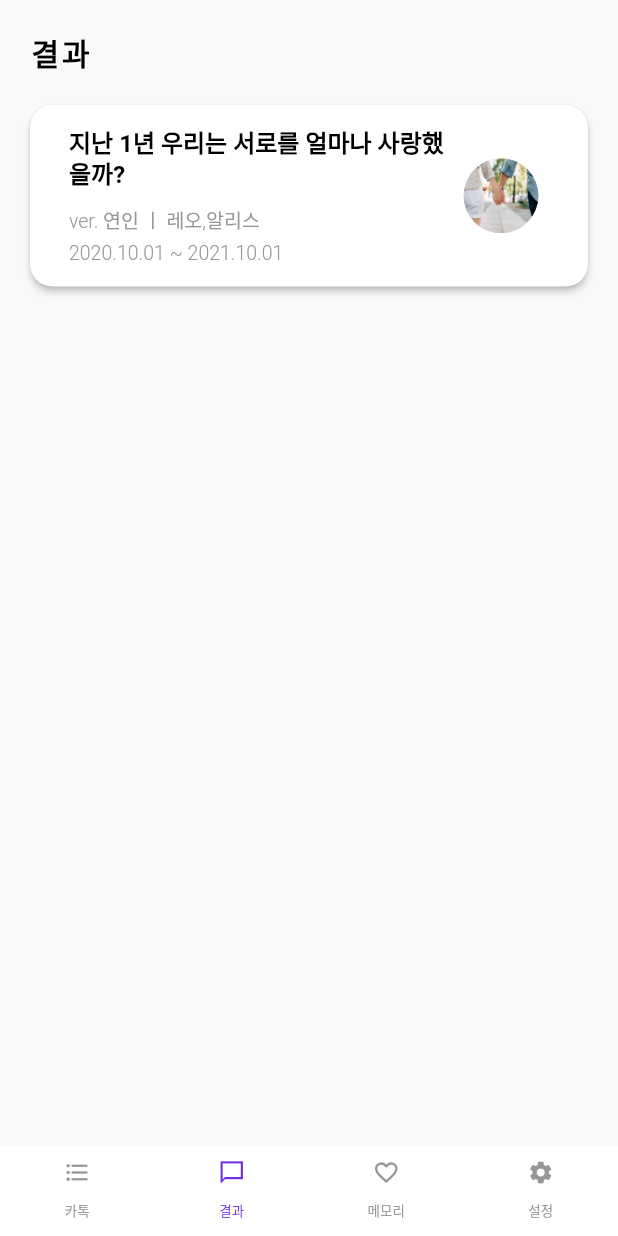
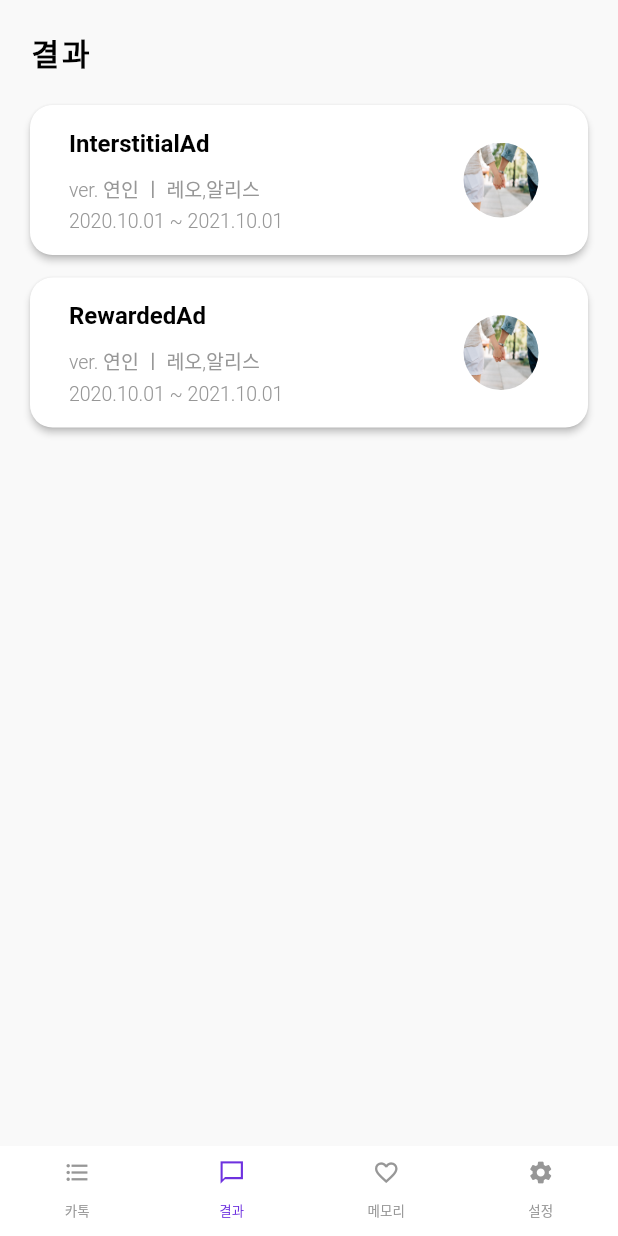
Before and after one commit to meannnj/katalkhae, a Flutter app: the screen it shows after launch, item 2 of the bottom bar chosen, on a phone screen of 412 x 824 dp. Run offline on Flutter 3.47's test engine with Material 2 defaults, Android fonts, the phone set to English and light mode, and no system bars; our stand-ins replace file_picker, google_mobile_ads, logger; missing offline and left inert: file_picker_cross.

Commit message:
결과페이지 광고 추가

```diff
--- a/lib/screens/analyze_katalk_choice.dart
+++ b/lib/screens/analyze_katalk_choice.dart
@@ -83,7 +83,7 @@ class KatalkChoice extends StatelessWidget {
                         child: Column(
                           children: [
                             KatalkListButton(),
-                            SizedBox(
+                            const SizedBox(
                               height: 15.0,
                             ),
                           ],
@@ -94,7 +94,7 @@ class KatalkChoice extends StatelessWidget {
                 ),
               ),
             ),
-              //광
+              //광고
               Container(
                 height: 50,
                 child: banner == null
--- a/lib/screens/result_screen.dart
+++ b/lib/screens/result_screen.dart
@@ -2,13 +2,61 @@ import 'package:flutter/cupertino.dart';
 import 'package:flutter/material.dart';
 import 'package:katalkhae/config/palette.dart';
 import 'package:katalkhae/items/my_result.dart';
+import 'package:katalkhae/screens/ad_screen.dart';
 import 'analyze_katalk_choice.dart';
+import 'package:flutter/foundation.dart';
+import 'package:google_mobile_ads/google_mobile_ads.dart';
+
+const Map<String, String> UNIT_ID = kReleaseMode
+    ? {
+  'ios': '[YOUR iOS AD UNIT ID]',
+  'android': 'ca-app-pub-3016785609393816~4692289058',
+}
+    : {
+  'ios': '',
+  'android': 'ca-app-pub-3940256099942544/6300978111'
+  //광고 샘플 https://developers.google.com/admob/android/test-ads?hl=ko
+  //실제 'ca-app-pub-3016785609393816/8056818992',
+};
 
 class ResultScreen extends StatelessWidget {
-  //const ResultScreen({Key? key}) : super(key: key);
+  const ResultScreen({Key? key}) : super(key: key);
 
   @override
   Widget build(BuildContext context) {
+
+
+    TargetPlatform os = Theme.of(context).platform;
+    //logger.i('os: $os');
+
+    //InterstitialAd
+    InterstitialAd interstitialAd = InterstitialAd(
+        listener: AdListener(
+          onAdClosed: (ad){
+            print('Interstial Ad가 종료되었습니다.');
+          }
+        ),
+      adUnitId: InterstitialAd.testAdUnitId,
+      //adUnitId: UNIT_ID[os == TargetPlatform.iOS ? 'ios' : 'android']!,
+        request: AdRequest(),
+    )..load();
+
+    //RewardedAd
+    RewardedAd rewardedAd = RewardedAd(
+      listener: AdListener(
+          onAdClosed: (ad){
+            print('rewardedAd Ad가 종료되었습니다.');
+          },
+        onRewardedAdUserEarnedReward: (ad, item){
+          print('rewardedAd Ad가 보상을 획득습니다.');
+        }
+      ),
+      adUnitId: RewardedAd.testAdUnitId,
+      //adUnitId: UNIT_ID[os == TargetPlatform.iOS ? 'ios' : 'android']!,
+      request: AdRequest(),
+    )..load();
+
+
     return Scaffold(
       backgroundColor: Palette.backgroundColor, //Colors.white,
       body: SingleChildScrollView(
@@ -37,16 +85,42 @@ class ResultScreen extends StatelessWidget {
 
                     MyResult(
                       image: 'images/item1.png',
-                      title: '지난 1년 우리는 서로를 얼마나 사랑했을까?',
+                      title: 'InterstitialAd',
+                      //title: '지난 1년 우리는 서로를 얼마나 사랑했을까?',
                       type: 'ver. 연인',
                       target: '레오,알리스',
                       date1: '2020.10.01',
                       date2: '2021.10.01',
-                      onPressed: () {},
+                      onPressed: () {
+                        Navigator.push(
+                          context,
+                          MaterialPageRoute(
+                              builder: (context) => Ads()),
+                        );
+                        interstitialAd.show();
+                        },
                     ),
 
                     const SizedBox(
                       height: 15.0,
+                    ),
+
+                    MyResult(
+                      image: 'images/item1.png',
+                      title: 'RewardedAd',
+                      //title: '지난 1년 우리는 서로를 얼마나 사랑했을까?',
+                      type: 'ver. 연인',
+                      target: '레오,알리스',
+                      date1: '2020.10.01',
+                      date2: '2021.10.01',
+                      onPressed: () {
+                        Navigator.push(
+                          context,
+                          MaterialPageRoute(
+                              builder: (context) => Ads()),
+                        );
+                        rewardedAd.show();
+                      },
                     ),
 
                   ],
```
Also changed, not shown: lib/screens/ad_screen.dart (added, +43 -0 lines).
